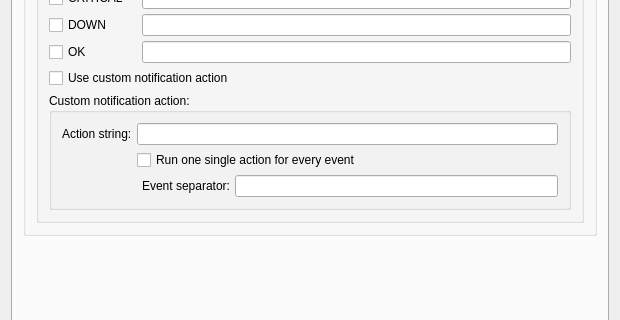
Old version of the form Nagstamon/QUI/settings_main.ui in the repository HenriWahl/Nagstamon; both pictures show x 0 to 620 and y 564 to 884 of the 620 by 1109 pixel window.
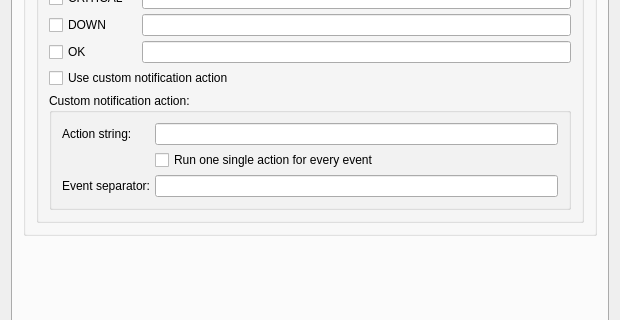
New version of the form.

Commit message: fixes on custom notification action gui

Patch:
```diff
--- a/Nagstamon/QUI/settings_main.ui
+++ b/Nagstamon/QUI/settings_main.ui
@@ -1720,13 +1720,6 @@
                 <property name="spacing">
                  <number>5</number>
                 </property>
-                <item row="4" column="2">
-                 <widget class="QLabel" name="label_notification_custom_action_separator">
-                  <property name="text">
-                   <string>Event separator:</string>
-                  </property>
-                 </widget>
-                </item>
                 <item row="1" column="0">
                  <widget class="QLabel" name="label_notification_custom_action_string">
                   <property name="text">
@@ -1734,6 +1727,13 @@
                   </property>
                  </widget>
                 </item>
+                <item row="4" column="0">
+                 <widget class="QLabel" name="label_notification_custom_action_separator">
+                  <property name="text">
+                   <string>Event separator:</string>
+                  </property>
+                 </widget>
+                </item>
                 <item row="4" column="3">
                  <widget class="QLineEdit" name="input_lineedit_notification_custom_action_separator">
                   <property name="toolTip">
@@ -1741,14 +1741,14 @@
                   </property>
                  </widget>
                 </item>
-                <item row="2" column="1" colspan="3">
+                <item row="2" column="3">
                  <widget class="QCheckBox" name="input_checkbox_notification_custom_action_single">
                   <property name="text">
                    <string>Run one single action for every event</string>
                   </property>
                  </widget>
                 </item>
-                <item row="1" column="1" colspan="3">
+                <item row="1" column="3">
                  <widget class="QLineEdit" name="input_lineedit_notification_custom_action_string">
                   <property name="toolTip">
                    <string>&lt;html&gt;&lt;head/&gt;&lt;body&gt;&lt;p&gt;Available variables for action strings are $EVENTS$ for all events concatenated by the event separator or $EVENT$ if single actions are choosen.&lt;/p&gt;&lt;p&gt;To get all information into executable the variable should be quoted like '$EVENT$'.&lt;/p&gt;&lt;/body&gt;&lt;/html&gt;</string>
```
The commit also changes 1 other file.
